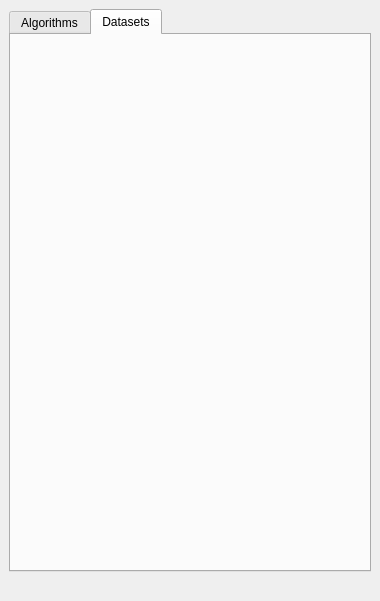
Above: LDMP/gui/WidgetMain.ui from ConservationInternational/trends.earth before the change. Below: the same form after it.
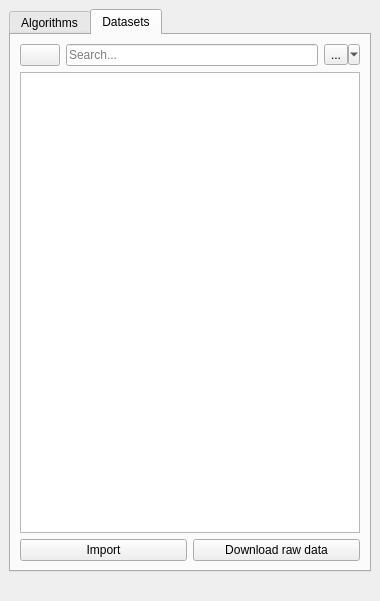
That is the form after the change. The open tabs and pages were chosen to show the change. Custom widgets are drawn as their Qt base class.

Commit message: Datasets tab in plugin dock. Fixes #371

The edit to the form file:
```diff
--- a/LDMP/gui/WidgetMain.ui
+++ b/LDMP/gui/WidgetMain.ui
@@ -34,6 +34,70 @@
        <attribute name="title">
         <string>Datasets</string>
        </attribute>
+       <layout class="QVBoxLayout" name="verticalLayout_3" stretch="0,0,0">
+        <item>
+         <layout class="QHBoxLayout" name="horizontalLayout">
+          <item>
+           <widget class="QPushButton" name="pushButton_refresh">
+            <property name="text">
+             <string/>
+            </property>
+           </widget>
+          </item>
+          <item>
+           <widget class="QgsFilterLineEdit" name="lineEdit_search">
+            <property name="placeholderText">
+             <string>Search...</string>
+            </property>
+            <property name="showSearchIcon">
+             <bool>true</bool>
+            </property>
+            <property name="qgisRelation" stdset="0">
+             <string notr="true"/>
+            </property>
+           </widget>
+          </item>
+          <item>
+           <widget class="QToolButton" name="toolButton_sort">
+            <property name="text">
+             <string>...</string>
+            </property>
+            <property name="popupMode">
+             <enum>QToolButton::MenuButtonPopup</enum>
+            </property>
+           </widget>
+          </item>
+         </layout>
+        </item>
+        <item>
+         <widget class="QTreeView" name="treeView_datasets">
+          <property name="sortingEnabled">
+           <bool>true</bool>
+          </property>
+          <property name="headerHidden">
+           <bool>true</bool>
+          </property>
+         </widget>
+        </item>
+        <item>
+         <layout class="QHBoxLayout" name="horizontalLayout_2">
+          <item>
+           <widget class="QPushButton" name="pushButton_import">
+            <property name="text">
+             <string>Import</string>
+            </property>
+           </widget>
+          </item>
+          <item>
+           <widget class="QPushButton" name="pushButton_download">
+            <property name="text">
+             <string>Download raw data</string>
+            </property>
+           </widget>
+          </item>
+         </layout>
+        </item>
+       </layout>
       </widget>
      </widget>
     </item>
@@ -53,6 +117,13 @@
    </layout>
   </widget>
  </widget>
+ <customwidgets>
+  <customwidget>
+   <class>QgsFilterLineEdit</class>
+   <extends>QLineEdit</extends>
+   <header>qgis.gui</header>
+  </customwidget>
+ </customwidgets>
  <resources/>
  <connections/>
 </ui>
```
Left out of the diff: 8 changed lines with no effect on the pictures. The commit also changes 13 other files.
